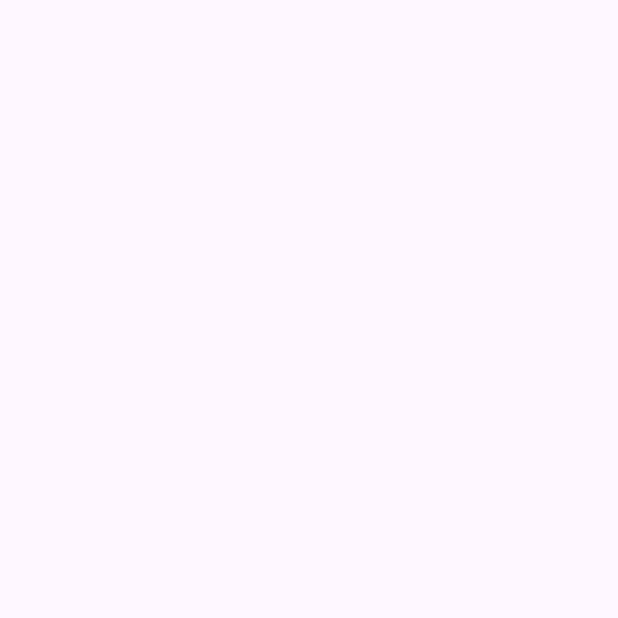
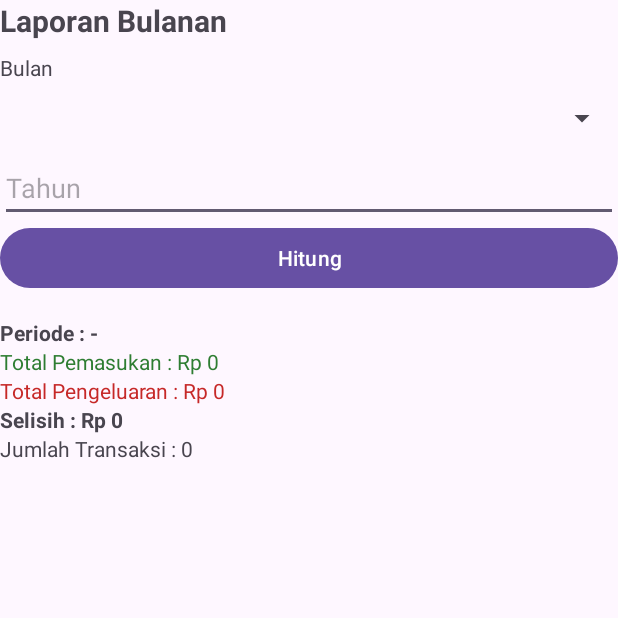
Before and after one commit to FelixVal05/Dompetku_C14240190, an Android app: the LaporanActivity screen opened directly, with no data from a screen before it, on a phone screen of 412 x 824 dp, the top half of it. Before the commit the part shown is empty. Run offline under Robolectric (Android 15) with nearby library versions, the phone set to English and light mode, and no system bars.

Commit message:
Add: Desain activity_laporan.xml

```diff
--- a/app/src/main/res/layout/activity_laporan.xml
+++ b/app/src/main/res/layout/activity_laporan.xml
@@ -1,10 +1,87 @@
 <?xml version="1.0" encoding="utf-8"?>
-<androidx.constraintlayout.widget.ConstraintLayout xmlns:android="http://schemas.android.com/apk/res/android"
-    xmlns:app="http://schemas.android.com/apk/res-auto"
+<LinearLayout xmlns:android="http://schemas.android.com/apk/res/android"
     xmlns:tools="http://schemas.android.com/tools"
     android:id="@+id/main"
     android:layout_width="match_parent"
     android:layout_height="match_parent"
+    android:orientation="vertical"
+    android:padding="16dp"
     tools:context=".LaporanActivity">
 
-</androidx.constraintlayout.widget.ConstraintLayout>
+    <TextView
+        android:layout_width="match_parent"
+        android:layout_height="wrap_content"
+        android:text="Laporan Bulanan"
+        android:textSize="20sp"
+        android:textStyle="bold">
+    </TextView>
+
+    <TextView
+        android:layout_width="wrap_content"
+        android:layout_height="wrap_content"
+        android:layout_marginTop="8dp"
+        android:text="Bulan">
+    </TextView>
+
+    <Spinner
+        android:id="@+id/spBulan"
+        android:layout_width="match_parent"
+        android:layout_height="48dp">
+    </Spinner>
+
+    <EditText
+        android:id="@+id/etTahun"
+        android:layout_width="match_parent"
+        android:layout_height="wrap_content"
+        android:hint="Tahun"
+        android:inputType="number">
+    </EditText>
+
+    <Button
+        android:id="@+id/btnHitung"
+        android:layout_width="match_parent"
+        android:layout_height="wrap_content"
+        android:text="Hitung">
+    </Button>
+
+    <TextView
+        android:id="@+id/tvPeriode"
+        android:layout_width="match_parent"
+        android:layout_height="wrap_content"
+        android:layout_marginTop="16dp"
+        android:text="Periode : -"
+        android:textStyle="bold">
+    </TextView>
+
+    <TextView
+        android:id="@+id/tvLapPemasukan"
+        android:layout_width="match_parent"
+        android:layout_height="wrap_content"
+        android:text="Total Pemasukan : Rp 0"
+        android:textColor="#2E7D32">
+    </TextView>
+
+    <TextView
+        android:id="@+id/tvLapPengeluaran"
+        android:layout_width="match_parent"
+        android:layout_height="wrap_content"
+        android:text="Total Pengeluaran : Rp 0"
+        android:textColor="#C62828">
+    </TextView>
+
+    <TextView
+        android:id="@+id/tvLapSelisih"
+        android:layout_width="match_parent"
+        android:layout_height="wrap_content"
+        android:text="Selisih : Rp 0"
+        android:textStyle="bold">
+    </TextView>
+
+    <TextView
+        android:id="@+id/tvLapJumlah"
+        android:layout_width="match_parent"
+        android:layout_height="wrap_content"
+        android:text="Jumlah Transaksi : 0">
+    </TextView>
+
+</LinearLayout>
```
